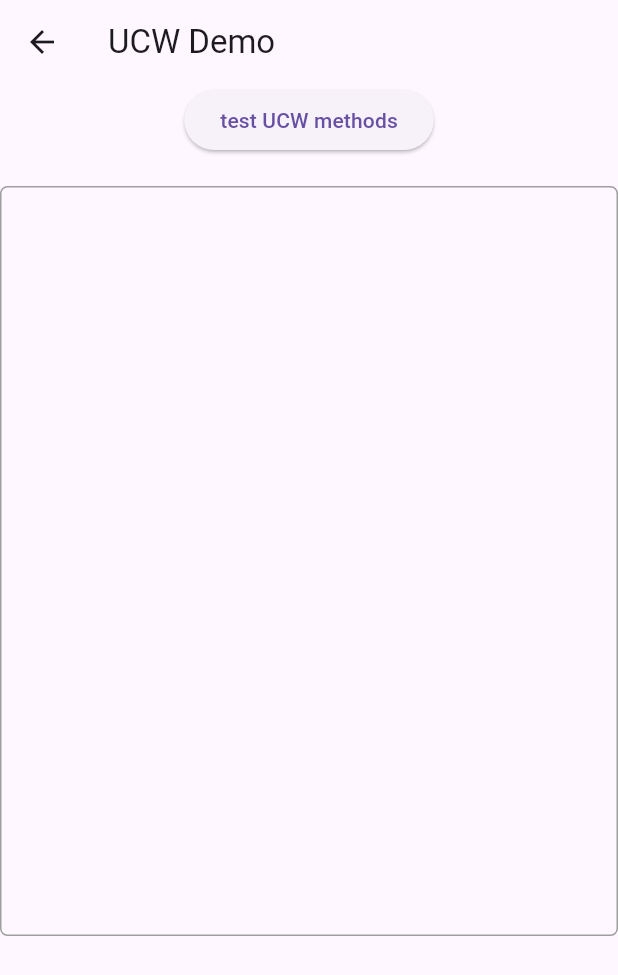
After one commit to ZhaoZheCobo/cobo-ucw-sdk-flutter, a Flutter app: the screen it shows after launch, after a tap on "UCW Demo", on a phone screen of 412 x 824 dp. The commit adds this screen. Shown: the top 975 px of the screen. Run offline on Flutter 3.47's test engine with Material 3 defaults, Android fonts, the phone set to English and light mode, and no system bars; our stand-ins replace plugin_platform_interface.

Commit message:
add apis

```diff
--- a/example/lib/main.dart
+++ b/example/lib/main.dart
@@ -3,7 +3,8 @@ import 'dart:async';
 
 import 'package:flutter/services.dart';
 import 'package:ucw_sdk/ucw_sdk.dart';
-import 'ucw_sdk_demo.dart';
+import 'ucw_demo.dart';
+import 'ucw_public_demo.dart';
 
 void main() {
   runApp(const MyApp());
@@ -73,10 +74,19 @@ class MainPage extends StatelessWidget {
               onPressed: () {
                 Navigator.push(
                   context,
-                  MaterialPageRoute(builder: (context) => const UCWSDKDemo()),
+                  MaterialPageRoute(builder: (context) => const UCWDemo()),
                 );
               },
-              child: const Text('UCW SDK Demo'),
+              child: const Text('UCW Demo'),
+            ),
+            ElevatedButton(
+              onPressed: () {
+                Navigator.push(
+                  context,
+                  MaterialPageRoute(builder: (context) => const UCWPublicDemo()),
+                );
+              },
+              child: const Text('UCW Public Demo'),
             ),
             const SizedBox(height: 20),
           ],
--- /dev/null
+++ b/example/lib/ucw_demo.dart
@@ -0,0 +1,97 @@
+import 'package:flutter/material.dart';
+// import 'package:ucw_sdk/type.dart';
+import 'package:ucw_sdk/ucw_sdk.dart';
+
+class UCWDemo extends StatefulWidget {
+  const UCWDemo({super.key});
+
+  @override
+  // ignore: library_private_types_in_public_api
+  _UCWDemoState createState() => _UCWDemoState();
+}
+
+class _UCWDemoState extends State<UCWDemo> {
+  final TextEditingController _displayController = TextEditingController();
+
+  @override
+  void dispose() {
+    _displayController.dispose();
+    super.dispose();
+  }
+
+  Future<void> _executeMethods() async {
+    final doUCW = DoUCW();
+    String result = await doUCW.doMethods();
+    setState(() {
+      _displayController.text = result;
+    });
+  }
+
+  @override
+  Widget build(BuildContext context) {
+    return Scaffold(
+      appBar: AppBar(
+        title: const Text('UCW Demo'),
+      ),
+      body: Center(
+        child: Column(
+          //mainAxisAlignment: MainAxisAlignment.center,
+          children: [
+            ElevatedButton(
+              onPressed: _executeMethods,
+              child: const Text('test UCW methods'),
+            ),
+            const SizedBox(height: 20),
+            Container(
+              height: 500,
+              padding: const EdgeInsets.all(8.0),
+              decoration: BoxDecoration(
+                border: Border.all(color: Colors.grey),
+                borderRadius: BorderRadius.circular(5.0),
+              ),
+              child: TextField(
+                controller: _displayController,
+                readOnly: true,
+                maxLines: null,
+                decoration: const InputDecoration.collapsed(hintText: ''),
+              ),
+            ),
+          ],
+        ),
+      ),
+    );
+  }
+}
+
+String database = '~/ucw_sdk_flutter_plugin/secrets.db';
+String passphrase = '1234567890123456';
+
+
+class DoUCW {
+
+  Future<String> doMethods() async {
+    String resultStr = '';
+    resultStr += await doInitializeSecrets();
+
+
+    return resultStr;
+  }
+
+  Future<String> doInitializeSecrets() async {
+    String resultStr = '';
+    try {
+
+      resultStr += 'Do initialize secrets\n';
+      final result = await initializeSecrets(database, passphrase);
+      resultStr += 'TSS Node ID: $result\n';
+
+      return resultStr;
+    } catch (e) {
+
+      print('Failed to execute UCW methods: $e');
+
+      resultStr +=  'Failed to execute UCW methods: $e';
+      return resultStr;
+    }
+  }
+}
```
Also changed, not shown: example/lib/ucw_public_demo.dart (renamed from example/lib/ucw_sdk_demo.dart, +11 -11 lines).
